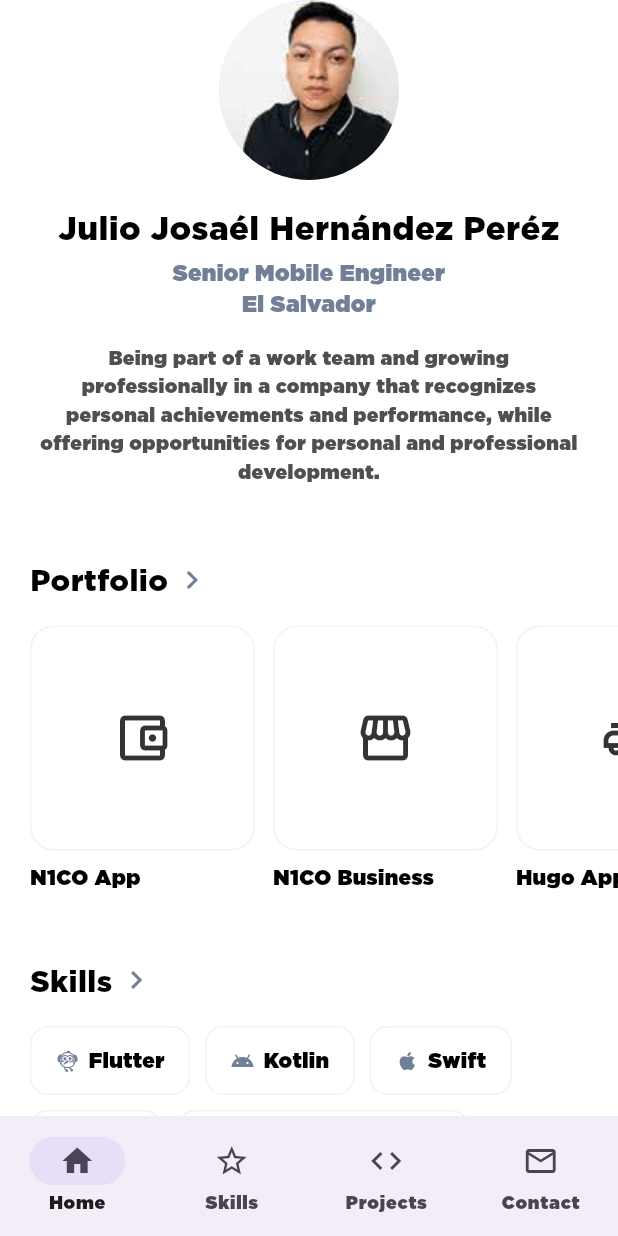
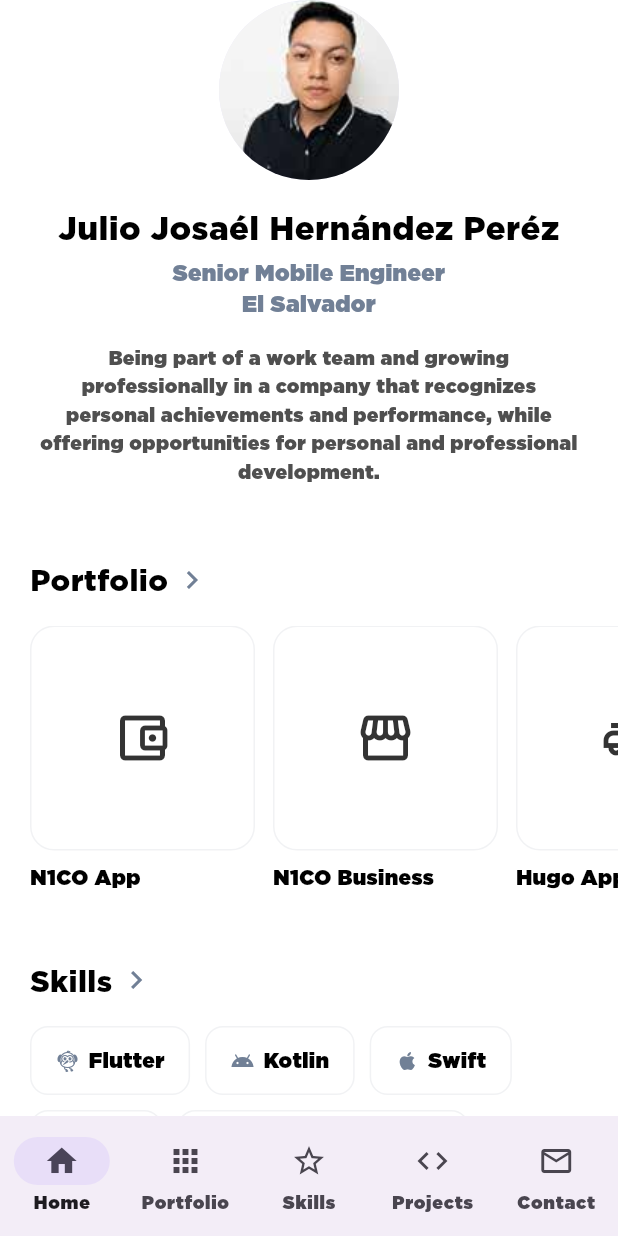
Before and after one commit to josaeljjh/ProfileCV, a Flutter app: the screen it shows after launch, on a phone screen of 412 x 824 dp. Run offline on Flutter 3.47's test engine with Material 3 defaults, Android fonts, the phone set to English and light mode, and no system bars; our stand-ins replace cached_network_image, dio, equatable, flutter_bloc, flutter_svg, get_it and 4 more; missing offline and left inert: flutter_displaymode.

Commit message:
Add Portfolio to the dashboard's bottom nav, dark mode for its screen
DashBoardScreen now has 5 tabs (Home, Portfolio, Skills, Proyectos,
Contacto) instead of 4 - PortfolioPage added the same way the other
tabs are (self-contained BlocProvider, reused directly in the
IndexedStack). It's still also reachable by tapping Home's "Portfolio"
section title, same as before.

Dark mode: applied the same AppColors.of(context) pattern already
used on Home/Skills to portfolio_page_content.dart (Scaffold
background) and portfolio_grid_item.dart (card surface, border, icon
and text color).

Co-Authored-By: Claude Sonnet 5 <noreply@anthropic.com>
Claude-Session: https://claude.ai/code/session_01LfEYkEduBRuQwtFwoZxnSY

```diff
--- a/lib/src/core/resources/translations_constant.dart
+++ b/lib/src/core/resources/translations_constant.dart
@@ -8,6 +8,7 @@ const SECTION_PORTFOLIO = 'section_portfolio';
 const SECTION_SKILLS = 'section_skills';
 const SECTION_EXPERIENCE = 'section_experience';
 const NAV_HOME = 'nav_home';
+const NAV_PORTFOLIO = 'nav_portfolio';
 const NAV_SKILLS = 'nav_skills';
 const NAV_PROJECTS = 'nav_projects';
 const NAV_CONTACT = 'nav_contact';
--- a/lib/src/ui/pages/dashboard/dashboard_screen.dart
+++ b/lib/src/ui/pages/dashboard/dashboard_screen.dart
@@ -6,21 +6,22 @@ import '../../../config/di/service_locator.dart';
 import '../../../core/resources/translations_constant.dart';
 import '../contact/contact_page.dart';
 import '../home/home_page.dart';
+import '../portfolio/portfolio_page.dart';
 import '../projects/projects_page.dart';
 import '../skills/skills_page.dart';
 import 'cubit/bottom_nav_cubit.dart';
 
-/// Hosts the bottom navigation for the CV: Home, Skills, Proyectos and
-/// Contacto. Mirrors PokeAppFlutter's DashBoardScreen pattern: a
-/// BottomNavCubit drives the selected tab and a Material 3 NavigationBar
-/// replaces the old BottomNavigationBar/setState approach.
+/// Hosts the bottom navigation for the CV: Home, Portfolio, Skills,
+/// Proyectos and Contacto. Mirrors PokeAppFlutter's DashBoardScreen
+/// pattern: a BottomNavCubit drives the selected tab and a Material 3
+/// NavigationBar replaces the old BottomNavigationBar/setState approach.
 ///
 /// Unlike PokeAppFlutter's dashboard, each tab here keeps its own
-/// BlocProvider (via HomePage/SkillsPage/ProjectsPage/ContactPage)
-/// instead of having DashBoardScreen eagerly provide every tab's cubit
-/// through a single MultiBlocProvider: Skills and Projects are also
-/// reachable as standalone pushed screens (from Home's tappable section
-/// titles), outside this widget's subtree, so they need to stay
+/// BlocProvider (via HomePage/PortfolioPage/SkillsPage/ProjectsPage/
+/// ContactPage) instead of having DashBoardScreen eagerly provide every
+/// tab's cubit through a single MultiBlocProvider: Portfolio and Skills
+/// are also reachable as standalone pushed screens (from Home's tappable
+/// section titles), outside this widget's subtree, so they need to stay
 /// self-contained.
 class DashBoardScreen extends StatelessWidget {
   const DashBoardScreen({Key? key}) : super(key: key);
@@ -34,6 +35,7 @@ class DashBoardScreen extends StatelessWidget {
 
   static const _pages = [
     HomePage(),
+    PortfolioPage(),
     SkillsPage(),
     ProjectsPage(),
     ContactPage(),
@@ -58,6 +60,11 @@ class DashBoardScreen extends StatelessWidget {
             label: NAV_HOME.i18n(),
           ),
           NavigationDestination(
+            icon: const Icon(Icons.apps_outlined),
+            selectedIcon: const Icon(Icons.apps),
+            label: NAV_PORTFOLIO.i18n(),
+          ),
+          NavigationDestination(
             icon: const Icon(Icons.star_outline),
             selectedIcon: const Icon(Icons.star),
             label: NAV_SKILLS.i18n(),
--- a/lib/src/ui/pages/portfolio/portfolio_page_content.dart
+++ b/lib/src/ui/pages/portfolio/portfolio_page_content.dart
@@ -2,7 +2,7 @@ import 'package:flutter/material.dart';
 import 'package:flutter_bloc/flutter_bloc.dart';
 import 'package:localization/localization.dart';
 
-import '../../../config/resources/colors.dart';
+import '../../../config/resources/app_colors.dart';
 import '../../../config/resources/sizes.dart';
 import '../../../core/resources/translations_constant.dart';
 import '../../../presentation/widgets/feedback/error_view.dart';
@@ -22,7 +22,7 @@ class PortfolioPageContent extends StatelessWidget {
   @override
   Widget build(BuildContext context) {
     return Scaffold(
-      backgroundColor: white,
+      backgroundColor: AppColors.of(context).background,
       // An explicit empty TextStyle forces GenericLabel to inherit the
       // ambient AppBar title style instead of its own (unsuitable) default.
       appBar: AppBar(title: GenericLabel(label: PORTFOLIO_TITLE.i18n(), style: const TextStyle())),
--- a/res/i18n/en_US.json
+++ b/res/i18n/en_US.json
@@ -7,6 +7,7 @@
   "section_skills": "Skills",
   "section_experience": "Experience",
   "nav_home": "Home",
+  "nav_portfolio": "Portfolio",
   "nav_skills": "Skills",
   "nav_projects": "Projects",
   "nav_contact": "Contact",
--- a/res/i18n/es_ES.json
+++ b/res/i18n/es_ES.json
@@ -7,6 +7,7 @@
   "section_skills": "Skills",
   "section_experience": "Experiencia",
   "nav_home": "Home",
+  "nav_portfolio": "Portafolio",
   "nav_skills": "Skills",
   "nav_projects": "Proyectos",
   "nav_contact": "Contacto",
```
Also changed, not shown: lib/src/ui/pages/portfolio/widgets/portfolio_grid_item.dart (+6 -5 lines).
